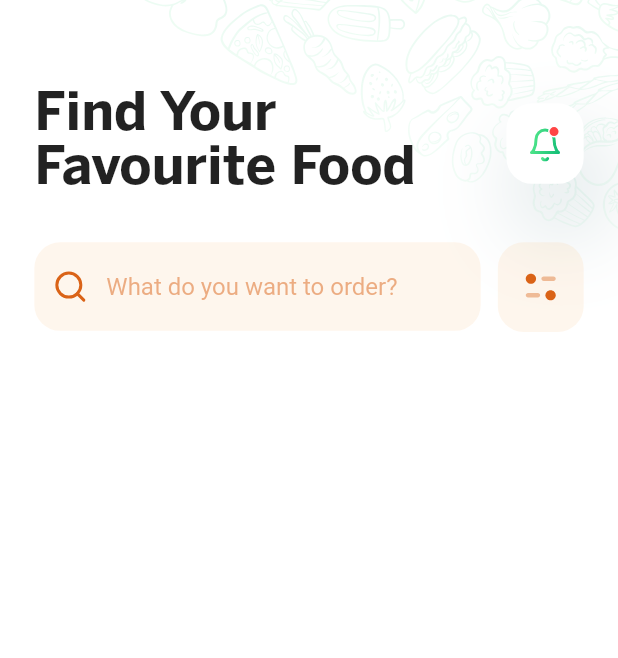
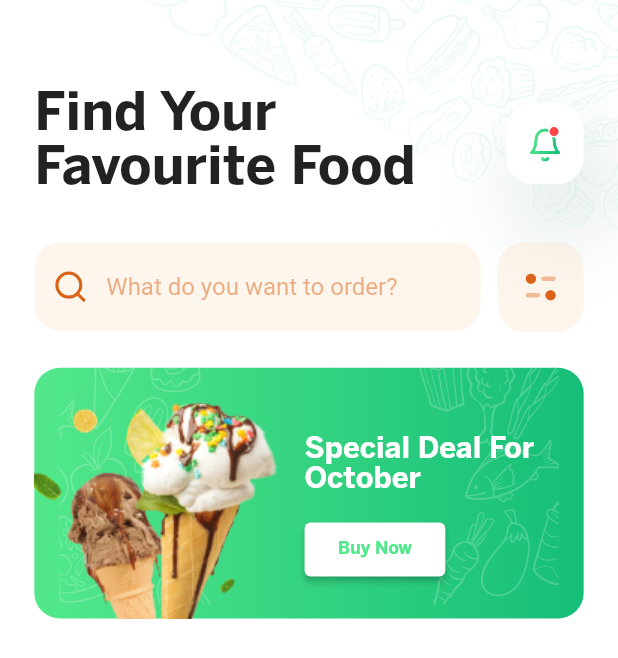
Before and after one commit to Ziaulqamar/food_delivery_app, a Flutter app: the screen it shows after launch, on a phone screen of 412 x 824 dp. Shown: the top 658 px of the screen. Run offline on Flutter 3.47's test engine with Material 2 defaults, Android fonts, the phone set to English and light mode, and no system bars; our stand-ins replace flutter_screenutil, flutter_svg, get, iconly, image_picker, simple_gradient_text.

Commit message:
promotionCard done

```diff
--- /dev/null
+++ b/lib/screens/home_screen/components/filterButton.dart
@@ -0,0 +1,26 @@
+import 'package:flutter/material.dart';
+import 'package:flutter_screenutil/flutter_screenutil.dart';
+import 'package:flutter_svg/flutter_svg.dart';
+
+import '../../../config/colors.dart';
+
+class CustomFilterButton extends StatelessWidget {
+  @override
+  Widget build(BuildContext context) {
+    return GestureDetector(
+      onTap: () {},
+      child: Container(
+        height: 50.h,
+        width: 50.w,
+        decoration: BoxDecoration(
+          color: AppColors.customOrange.withOpacity(0.1),
+          borderRadius: BorderRadius.circular(15.r),
+        ),
+        child: SvgPicture.asset(
+          'assets/icons/filterIcon.svg',
+          fit: BoxFit.none,
+        ),
+      ),
+    );
+  }
+}
--- /dev/null
+++ b/lib/screens/home_screen/components/promotionalCardWidget.dart
@@ -0,0 +1,75 @@
+import 'package:flutter/material.dart';
+import 'package:flutter_screenutil/flutter_screenutil.dart';
+import 'package:flutter_svg/flutter_svg.dart';
+
+import '../../../config/colors.dart';
+
+class PromotionalCardWidget extends StatelessWidget {
+  @override
+  Widget build(BuildContext context) {
+    return Container(
+      width: double.infinity,
+      height: 140.h,
+      decoration: BoxDecoration(
+        gradient: const LinearGradient(
+          colors: [
+            AppColors.gradientGreen1,
+            AppColors.gradientGreen2,
+          ],
+        ),
+        borderRadius: BorderRadius.circular(15.r),
+      ),
+      child: Stack(
+        children: [
+          SizedBox(
+            width: double.infinity,
+            child: SvgPicture.asset(
+              'assets/svg/promotionCardPattern.svg',
+            ),
+          ),
+          Positioned(
+            bottom: 0,
+            child: Row(
+              children: [
+                Image.asset('assets/images/promotionalCardImage.png'),
+                SizedBox(width: 15.w),
+                Column(
+                  crossAxisAlignment: CrossAxisAlignment.start,
+                  mainAxisAlignment: MainAxisAlignment.center,
+                  children: [
+                    Text(
+                      'Special Deal For\nOctober',
+                      style: TextStyle(
+                        fontFamily: 'BentonSans Bold',
+                        color: Colors.white,
+                        fontSize: 17.sp,
+                      ),
+                    ),
+                    SizedBox(height: 10.h),
+                    SizedBox(
+                      width: 82.w,
+                      child: ElevatedButton(
+                        onPressed: () {},
+                        style: ElevatedButton.styleFrom(
+                          backgroundColor: Colors.white,
+                        ),
+                        child: Text(
+                          'Buy Now',
+                          style: TextStyle(
+                            fontFamily: 'BentonSans Bold',
+                            fontSize: 10.sp,
+                            color: AppColors.gradientGreen1,
+                          ),
+                        ),
+                      ),
+                    ),
+                  ],
+                ),
+              ],
+            ),
+          ),
+        ],
+      ),
+    );
+  }
+}
--- a/lib/screens/home_screen/homeScreen.dart
+++ b/lib/screens/home_screen/homeScreen.dart
@@ -2,10 +2,14 @@ import 'package:flutter/material.dart';
 import 'package:flutter_screenutil/flutter_screenutil.dart';
 import 'package:flutter_svg/svg.dart';
 import 'package:food_delivery_app/config/colors.dart';
+import 'package:food_delivery_app/screens/congrats_screen/congrats_screen.dart';
 import 'package:food_delivery_app/widgets/background.dart';
+import 'package:get/get.dart';
 
+import 'components/filterButton.dart';
 import 'components/homeScreenCustomTextField.dart';
 import 'components/notificationButton.dart';
+import 'components/promotionalCardWidget.dart';
 
 class Homescreen extends StatelessWidget {
   const Homescreen({super.key});
@@ -38,22 +42,11 @@ class Homescreen extends StatelessWidget {
               mainAxisAlignment: MainAxisAlignment.spaceBetween,
               children: [
                 HomeScreenCustomTextField(),
-                GestureDetector(
-                  child: Container(
-                    height: 50.h,
-                    width: 50.w,
-                    decoration: BoxDecoration(
-                      color: AppColors.customOrange.withOpacity(0.1),
-                      borderRadius: BorderRadius.circular(15.r),
-                    ),
-                    child: SvgPicture.asset(
-                      'assets/icons/filterIcon.svg',
-                      fit: BoxFit.none,
-                    ),
-                  ),
-                ),
+                CustomFilterButton(),
               ],
             ),
+            SizedBox(height: 20.h),
+            PromotionalCardWidget(),
           ],
         ),
       ),
```
Also changed, not shown: assets/images/promotionalCardImage.png (added), assets/svg/promotionCardPattern.svg (added).
